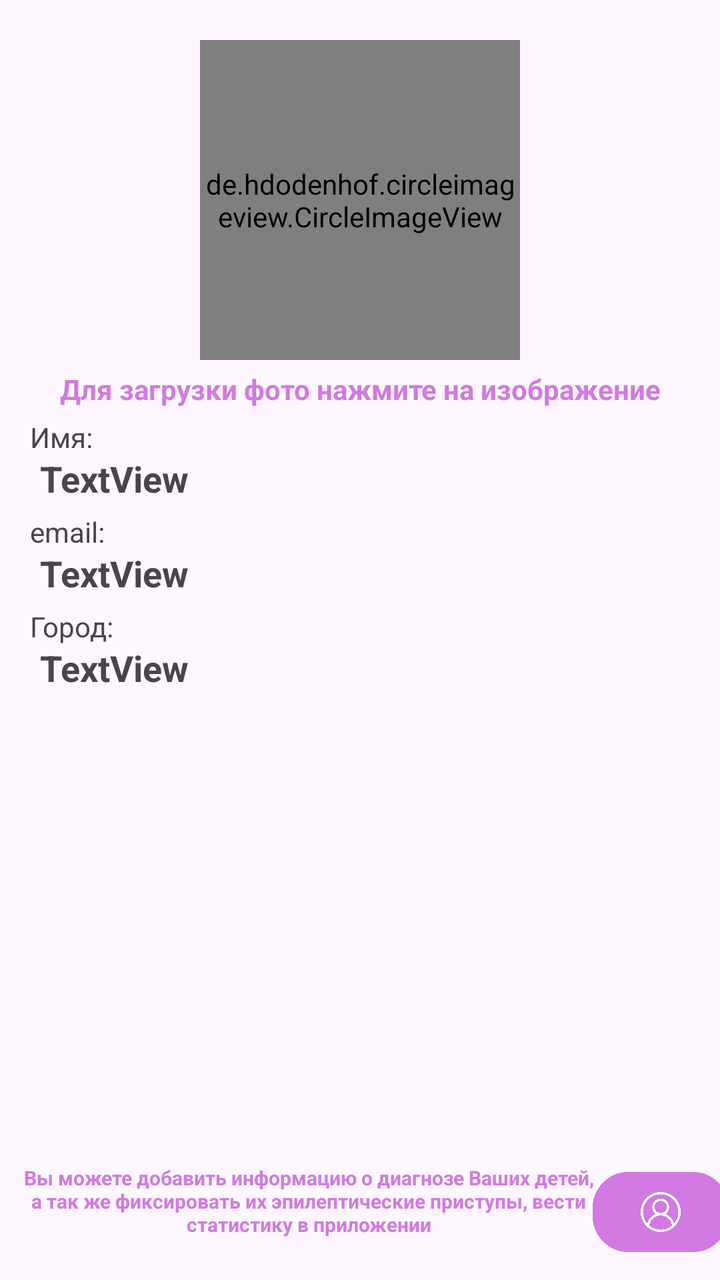
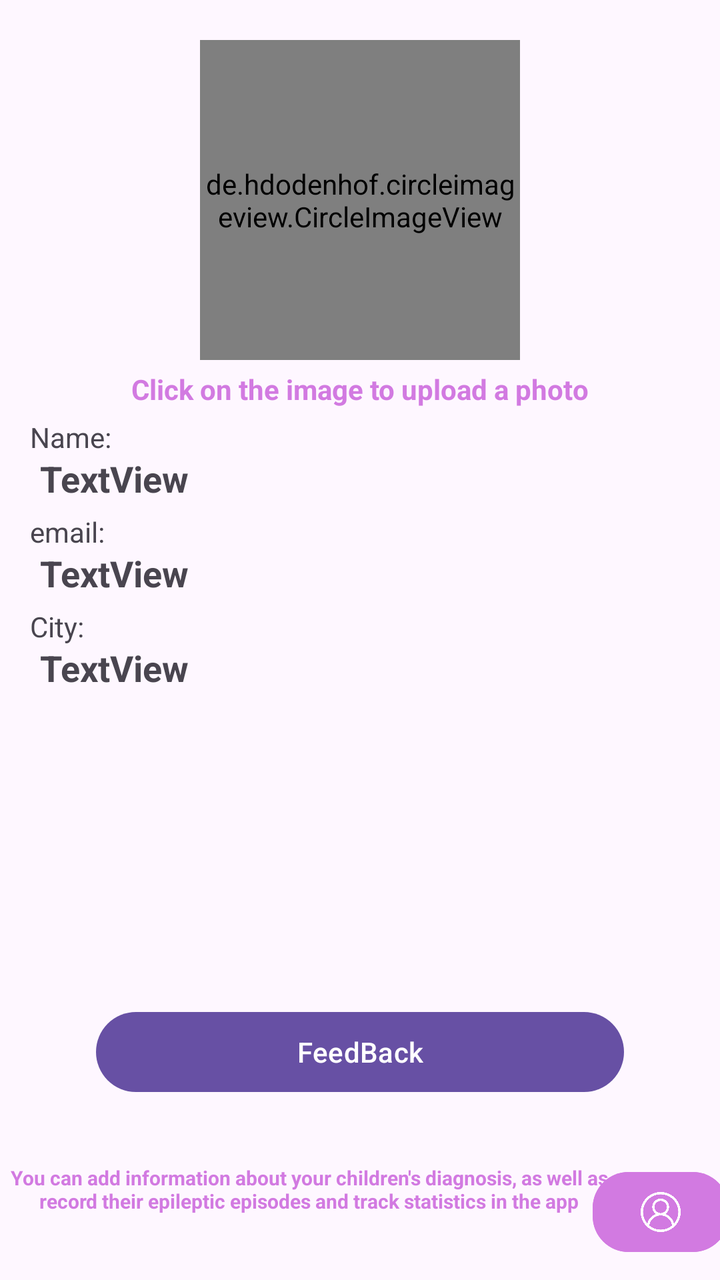

Compare the two renders of this Android layout. The source of the first and the diff that turns it into the second are given below.
<!-- AndroidManifest.xml: application theme Theme.AppFond -->
<!-- res/layout/fragment_profile.xml -->
<?xml version="1.0" encoding="utf-8"?>
<androidx.constraintlayout.widget.ConstraintLayout xmlns:android="http://schemas.android.com/apk/res/android"
    xmlns:app="http://schemas.android.com/apk/res-auto"
    xmlns:tools="http://schemas.android.com/tools"
    android:layout_width="match_parent"
    android:layout_height="match_parent"
    >

    <TextView
        android:id="@+id/textView17"
        android:layout_width="299dp"
        android:layout_height="48dp"
        android:layout_marginStart="5dp"
        android:layout_marginBottom="10dp"
        android:text="@string/profileInfoAboutCard"
        android:textAlignment="center"
        android:textColor="@color/fiol_bleed"
        android:textSize="10sp"
        android:textStyle="bold"
        app:layout_constraintBottom_toBottomOf="parent"
        app:layout_constraintStart_toStartOf="parent" />

    <TextView
        android:id="@+id/labelCityValue"
        android:layout_width="0dp"
        android:layout_height="wrap_content"
        android:layout_marginStart="20dp"
        android:layout_marginEnd="20dp"
        android:text="TextView"
        android:textAlignment="viewStart"
        android:textSize="18sp"
        android:textStyle="bold"
        app:layout_constraintEnd_toEndOf="parent"
        app:layout_constraintHorizontal_bias="0.492"
        app:layout_constraintStart_toStartOf="parent"
        app:layout_constraintTop_toBottomOf="@+id/labelCityProfile" />

    <TextView
        android:id="@+id/labelCityProfile"
        android:layout_width="0dp"
        android:layout_height="18dp"
        android:layout_marginStart="15dp"
        android:layout_marginTop="5dp"
        android:layout_marginEnd="15dp"
        android:text="@string/profileLabelCity"
        android:textAlignment="viewStart"
        app:layout_constraintEnd_toEndOf="parent"
        app:layout_constraintHorizontal_bias="0.437"
        app:layout_constraintStart_toStartOf="parent"
        app:layout_constraintTop_toBottomOf="@+id/labelEmailProfileValue" />

    <TextView
        android:id="@+id/labelFullNameProfle"
        android:layout_width="0dp"
        android:layout_height="18dp"
        android:layout_marginStart="15dp"
        android:layout_marginTop="5dp"
        android:layout_marginEnd="15dp"
        android:text="@string/profileLabelName"
        android:textAlignment="viewStart"
        app:layout_constraintEnd_toEndOf="parent"
        app:layout_constraintHorizontal_bias="0.437"
        app:layout_constraintStart_toStartOf="parent"
        app:layout_constraintTop_toBottomOf="@+id/textView2" />

    <TextView
        android:id="@+id/labelEmailProfileValue"
        android:layout_width="0dp"
        android:layout_height="wrap_content"
        android:layout_marginStart="20dp"
        android:layout_marginEnd="20dp"
        android:text="TextView"
        android:textAlignment="viewStart"
        android:textSize="18sp"
        android:textStyle="bold"
        app:layout_constraintEnd_toEndOf="parent"
        app:layout_constraintHorizontal_bias="0.492"
        app:layout_constraintStart_toStartOf="parent"
        app:layout_constraintTop_toBottomOf="@+id/labelEmailProfile" />


    <de.hdodenhof.circleimageview.CircleImageView
        android:id="@+id/profile_image_value"
        android:layout_width="160dp"
        android:layout_height="160dp"
        android:layout_marginTop="5dp"
        android:adjustViewBounds="false"
        android:src="@drawable/default_profile"
        app:civ_border_color="@color/fiol_bleed"

        app:civ_border_width="5dp"
        app:layout_constraintEnd_toEndOf="parent"
        app:layout_constraintStart_toStartOf="parent"
        app:layout_constraintTop_toBottomOf="@+id/profileProgressBar"
        tools:ignore="ImageContrastCheck">

    </de.hdodenhof.circleimageview.CircleImageView>


    <ProgressBar
        android:id="@+id/profileProgressBar"
        style="?android:attr/progressBarStyleHorizontal"
        android:layout_width="0dp"
        android:layout_height="15dp"
        android:indeterminate="true"
        android:visibility="invisible"
        android:indeterminateTint="@color/fiol"
        app:layout_constraintEnd_toEndOf="parent"
        app:layout_constraintStart_toStartOf="parent"
        app:layout_constraintTop_toTopOf="parent" />

    <TextView
        android:id="@+id/labelFullNameProfile"
        android:layout_width="0dp"
        android:layout_height="wrap_content"
        android:layout_marginStart="20dp"
        android:layout_marginEnd="20dp"
        android:text="TextView"
        android:textAlignment="viewStart"
        android:textSize="18sp"
        android:textStyle="bold"
        app:layout_constraintEnd_toEndOf="parent"
        app:layout_constraintHorizontal_bias="0.492"
        app:layout_constraintStart_toStartOf="parent"
        app:layout_constraintTop_toBottomOf="@+id/labelFullNameProfle" />

    <TextView
        android:id="@+id/labelEmailProfile"
        android:layout_width="0dp"
        android:layout_height="18dp"
        android:layout_marginStart="15dp"
        android:layout_marginTop="5dp"
        android:layout_marginEnd="15dp"
        android:text="email:"
        android:textAlignment="viewStart"
        app:layout_constraintEnd_toEndOf="parent"
        app:layout_constraintStart_toStartOf="parent"
        app:layout_constraintTop_toBottomOf="@+id/labelFullNameProfile" />

    <TextView
        android:id="@+id/textView2"
        android:layout_width="wrap_content"
        android:layout_height="wrap_content"
        android:layout_marginStart="8dp"
        android:layout_marginTop="5dp"
        android:layout_marginEnd="8dp"
        android:text="@string/previewTextPhoto"
        android:textColor="@color/fiol_bleed"
        android:textStyle="bold"
        app:layout_constraintEnd_toEndOf="parent"
        app:layout_constraintStart_toStartOf="parent"
        app:layout_constraintTop_toBottomOf="@+id/profile_image_value" />

    <Button
        android:id="@+id/buttonProfToDiag"
        android:layout_width="68dp"
        android:layout_height="48dp"
        android:layout_marginStart="5dp"
        android:layout_marginEnd="5dp"
        android:layout_marginBottom="10dp"
        android:backgroundTint="@color/fiol_bleed"
        android:text="0"
        app:cornerRadius="18dp"
        app:icon="@drawable/user"
        app:iconSize="20dp"
        app:layout_constraintBottom_toBottomOf="parent"
        app:layout_constraintEnd_toEndOf="parent"
        app:layout_constraintHorizontal_bias="0.583"
        app:layout_constraintStart_toEndOf="@+id/textView17" />


</androidx.constraintlayout.widget.ConstraintLayout>
<!-- resources referenced by this layout -->
<resources>
  <color name="fiol">#9C27B0</color>
  <color name="fiol_bleed">#D27AE1</color>
  <!-- drawable default_profile: png bitmap (drawable-hdpi, 30643 bytes) -->
  <!-- drawable user: png bitmap (drawable, 24852 bytes) -->
  <string name="previewTextPhoto">Для загрузки фото нажмите на изображение</string>
  <string name="profileInfoAboutCard">Вы можете добавить информацию о диагнозе Ваших детей, а так же фиксировать их эпилептические приступы, вести статистику в приложении</string>
  <string name="profileLabelCity">Город:</string>
  <string name="profileLabelName">"Имя: "</string>
  <style name="Theme.AppFond" parent="Theme.MaterialComponents.DayNight.NoActionBar">
          
          <item name="colorPrimary">@color/fiol</item>
          <item name="colorPrimaryVariant">@color/fiol</item>
          <item name="colorOnPrimary">@color/white</item>
          
          <item name="colorSecondary">@color/purple_400</item>
          <item name="colorSecondaryVariant">@color/purple_800</item>
          <item name="colorOnSecondary">@color/black</item>
          
          <item name="android:statusBarColor">?attr/colorPrimaryVariant</item>
          
      </style>
  <color name="white">#FFFFFFFF</color>
  <color name="black">#FF000000</color>
</resources>

<!-- the commit's change to res/layout/fragment_profile.xml (unified diff, before → after) -->
@@ -168,5 +168,17 @@
         app:layout_constraintHorizontal_bias="0.583"
         app:layout_constraintStart_toEndOf="@+id/textView17" />
 
+    <Button
+        android:id="@+id/buttonSendFB"
+        android:layout_width="0dp"
+        android:layout_height="wrap_content"
+        android:layout_marginStart="48dp"
+        android:layout_marginEnd="48dp"
+        android:layout_marginBottom="32dp"
+        android:text="@string/res_info_dev"
+        app:layout_constraintBottom_toTopOf="@+id/textView17"
+        app:layout_constraintEnd_toEndOf="parent"
+        app:layout_constraintStart_toStartOf="parent" />
+
 
 </androidx.constraintlayout.widget.ConstraintLayout>
<!-- resource entries referenced after the edit -->
@@ -4,10 +4,11 @@
   <color name="fiol_bleed">#D27AE1</color>
   <!-- drawable default_profile: png bitmap (drawable-hdpi, 30643 bytes) -->
   <!-- drawable user: png bitmap (drawable, 24852 bytes) -->
-  <string name="previewTextPhoto">Для загрузки фото нажмите на изображение</string>
-  <string name="profileInfoAboutCard">Вы можете добавить информацию о диагнозе Ваших детей, а так же фиксировать их эпилептические приступы, вести статистику в приложении</string>
-  <string name="profileLabelCity">Город:</string>
-  <string name="profileLabelName">"Имя: "</string>
+  <string name="previewTextPhoto">Click on the image to upload a photo</string>
+  <string name="profileInfoAboutCard">You can add information about your children\'s diagnosis, as well as record their epileptic episodes and track statistics in the app</string>
+  <string name="profileLabelCity">City:</string>
+  <string name="profileLabelName">"Name: "</string>
+  <string name="res_info_dev">FeedBack</string>
   <style name="Theme.AppFond" parent="Theme.MaterialComponents.DayNight.NoActionBar">
           
           <item name="colorPrimary">@color/fiol</item>
